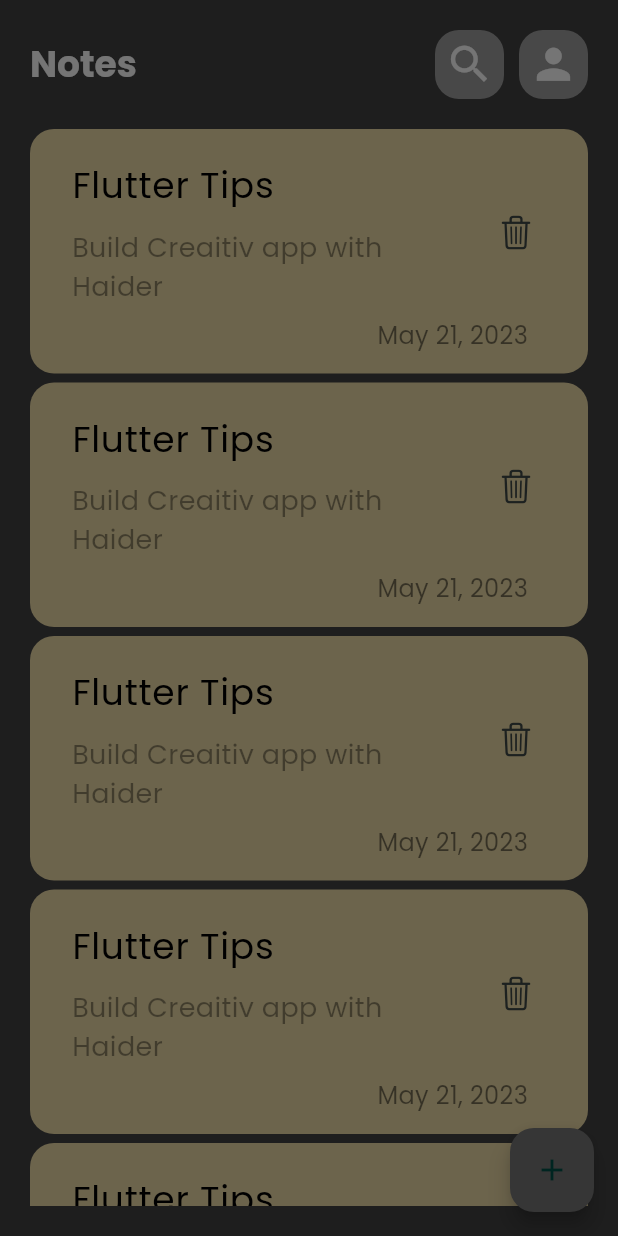
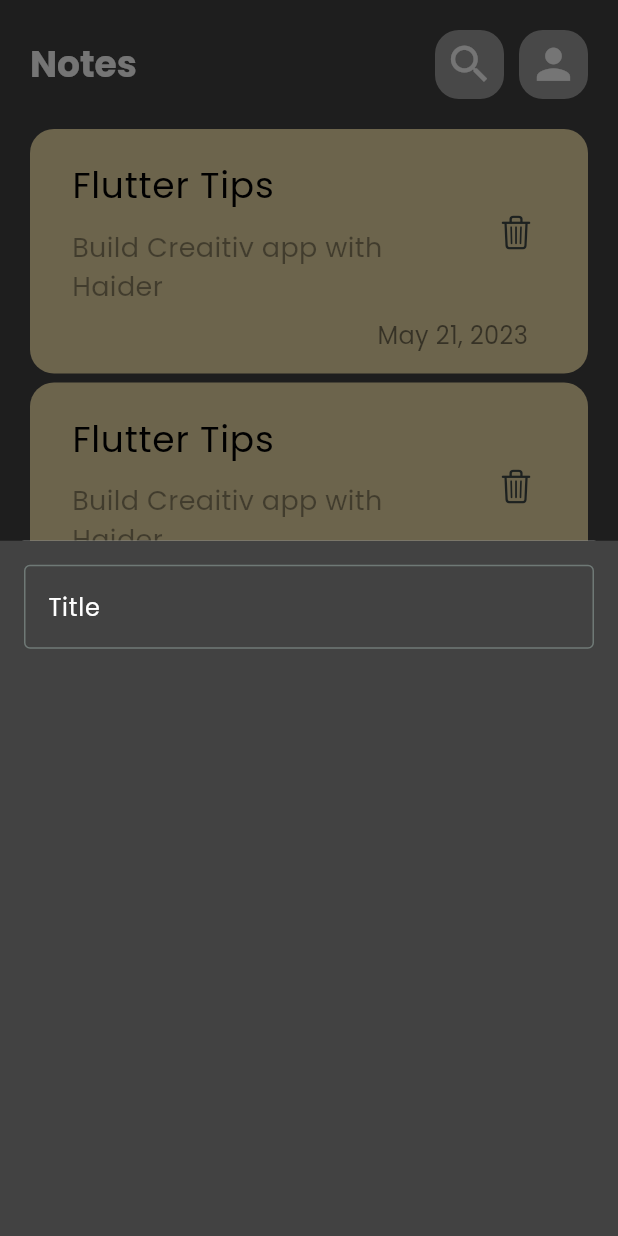
Before and after one commit to Xx-COBA-xX/notes_app, a Flutter app: the HomeScreen screen opened directly, after a tap on the "add" icon, on a phone screen of 412 x 824 dp. Run offline on Flutter 3.47's test engine with Material 2 defaults, Android fonts, the light colour scheme and no system bars; our stand-ins replace animated_text_kit, get, hive, lottie; accounts and stored records are empty.

```diff
--- a/lib/screen/home/home_screen.dart
+++ b/lib/screen/home/home_screen.dart
@@ -1,5 +1,6 @@
 import 'package:flutter/material.dart';
 
+import 'widgets/add_note_bottom_sheet.dart';
 import 'widgets/custom_note_appbar.dart';
 import 'widgets/cutom_note_body.dart';
 
@@ -14,6 +15,9 @@
       floatingActionButton: FloatingActionButton(
         onPressed: () {
           showModalBottomSheet(
+            shape: RoundedRectangleBorder(
+              borderRadius: BorderRadius.circular(16)
+            ),
               context: context,
               builder: (context) {
                 return const AddNoteBottomSheet();
@@ -25,21 +29,3 @@
     );
   }
 }
-
-class AddNoteBottomSheet extends StatelessWidget {
-  const AddNoteBottomSheet({super.key});
-
-  @override
-  Widget build(BuildContext context) {
-    return Container(
-      decoration: BoxDecoration(
-        borderRadius: const BorderRadius.only(
-            topLeft: Radius.circular(16), topRight: Radius.circular(16)),
-        color: Colors.grey[800],
-      ),
-      child: Column(children: [
-
-      ]),
-    );
-  }
-}
--- /dev/null
+++ b/lib/screen/home/widgets/add_note_bottom_sheet.dart
@@ -0,0 +1,26 @@
+import 'package:flutter/material.dart';
+
+import 'custom_text_field.dart';
+
+class AddNoteBottomSheet extends StatelessWidget {
+  const AddNoteBottomSheet({super.key});
+  @override
+  Widget build(BuildContext context) {
+    return Container(
+      decoration: BoxDecoration(
+
+        color: Colors.grey[800],
+      ),
+      child:  Padding(
+        padding: const EdgeInsets.all(16),
+        child:  Column(
+          children: [
+            BuildCustomTextField(title: "Title",)
+          ],
+        ),
+      ),
+    );
+  }
+
+
+}
--- /dev/null
+++ b/lib/screen/home/widgets/custom_text_field.dart
@@ -0,0 +1,23 @@
+import 'package:flutter/material.dart';
+
+class BuildCustomTextField extends StatelessWidget {
+   BuildCustomTextField({super.key, required this.title});
+  String title;
+  @override
+  Widget build(BuildContext context) {
+    return  TextField(
+      decoration: InputDecoration(
+        border: const OutlineInputBorder(
+          borderSide: BorderSide(
+            color: Colors.white,
+            width: 2,
+          ),
+        ),
+        hintText: title,
+        hintStyle: TextStyle(
+          color: Colors.white
+        )
+      ),
+    );
+  }
+}
```
Also changed, not shown: lib/data/model/notes/notes_model.dart (added, +25 -0 lines), pubspec.yaml (+7 -3 lines), lib/data/model/notes/notes_model.g.dart (added), pubspec.lock.
